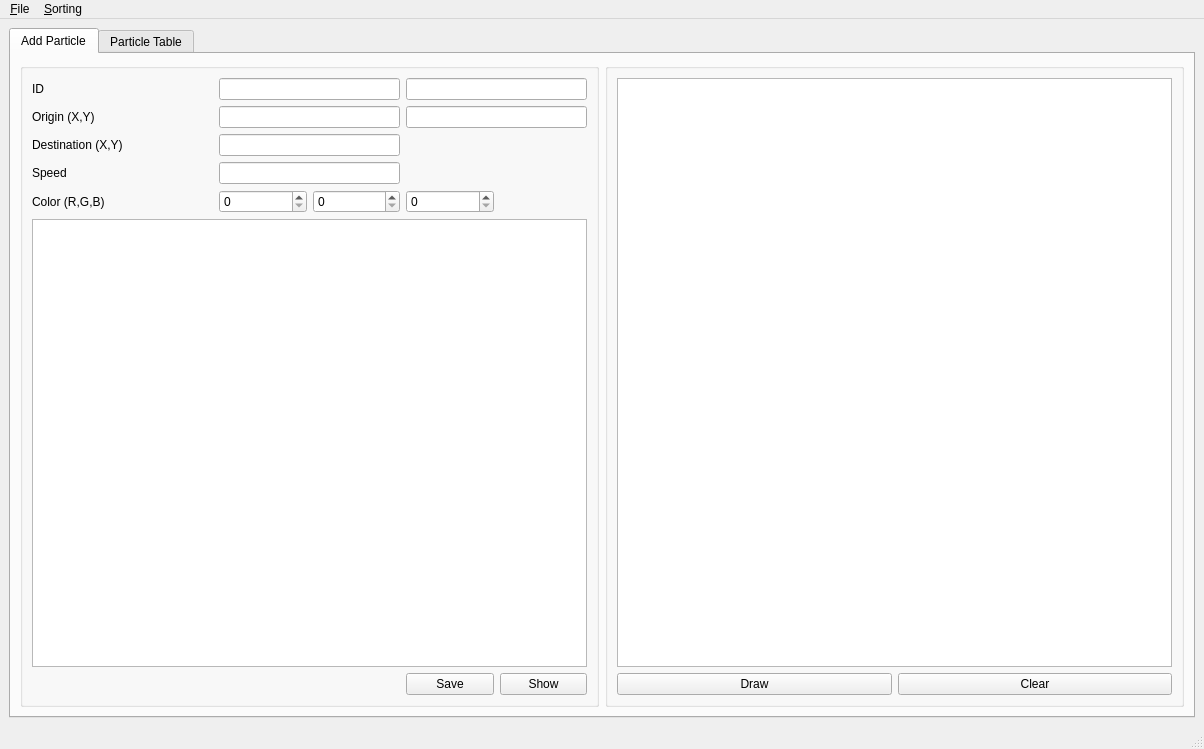
EdPeReg/GraphGUI, file mainwindow.ui: the form before one commit.
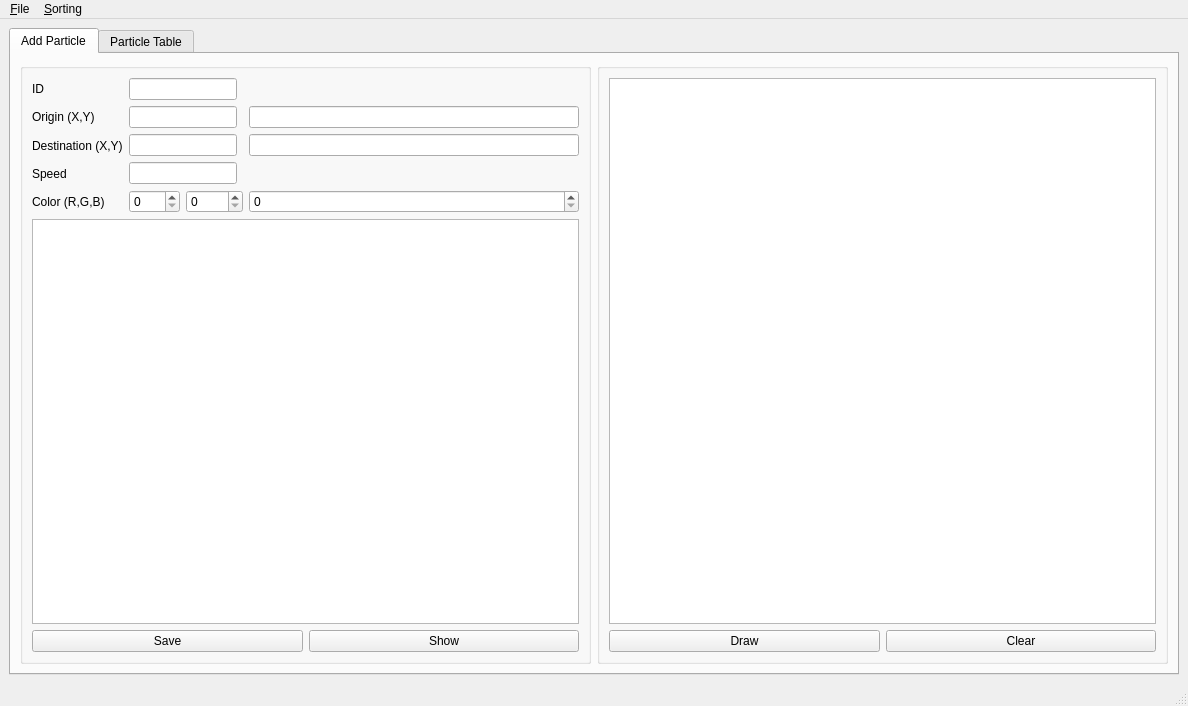
The form after the commit.

Commit message: Able to sort, particle class included

```diff
--- a/mainwindow.ui
+++ b/mainwindow.ui
@@ -6,16 +6,16 @@
    <rect>
     <x>0</x>
     <y>0</y>
-    <width>1204</width>
-    <height>749</height>
+    <width>1188</width>
+    <height>706</height>
    </rect>
   </property>
   <property name="windowTitle">
    <string>MainWindow</string>
   </property>
   <widget class="QWidget" name="centralwidget">
-   <layout class="QHBoxLayout" name="horizontalLayout">
-    <item>
+   <layout class="QGridLayout" name="gridLayout_3">
+    <item row="0" column="0">
      <widget class="QTabWidget" name="tabWidget">
       <property name="currentIndex">
        <number>0</number>
@@ -25,28 +25,53 @@
         <string>Add Particle</string>
        </attribute>
        <layout class="QGridLayout" name="gridLayout">
+        <item row="1" column="1">
+         <widget class="QGroupBox" name="grpBxDrawGraph">
+          <property name="title">
+           <string/>
+          </property>
+          <layout class="QVBoxLayout" name="verticalLayout_3">
+           <item>
+            <widget class="QGraphicsView" name="gphViewGraph"/>
+           </item>
+           <item>
+            <layout class="QHBoxLayout" name="horizontalLayout_7">
+             <item>
+              <widget class="QPushButton" name="btnDraw">
+               <property name="text">
+                <string>Draw</string>
+               </property>
+              </widget>
+             </item>
+             <item>
+              <widget class="QPushButton" name="btnClear">
+               <property name="text">
+                <string>Clear</string>
+               </property>
+              </widget>
+             </item>
+            </layout>
+           </item>
+          </layout>
+         </widget>
+        </item>
         <item row="1" column="0">
          <widget class="QGroupBox" name="grpBxAddParticle">
           <property name="title">
            <string/>
           </property>
-          <layout class="QGridLayout" name="gridLayout_2">
-           <item row="3" column="2" colspan="2">
-            <widget class="QLineEdit" name="lnEdtSpeed"/>
-           </item>
-           <item row="1" column="4" colspan="2">
-            <widget class="QLineEdit" name="lnEdtDestY"/>
-           </item>
-           <item row="4" column="0">
-            <widget class="QLabel" name="lblColorRGB">
+          <layout class="QGridLayout" name="gridLayout_7">
+           <item row="0" column="0">
+            <layout class="QGridLayout" name="gridLayout_6">
+             <item row="0" column="0">
+              <layout class="QGridLayout" name="gridLayout_5">
+               <item row="0" column="0">
+                <widget class="QLabel" name="lblId">
              <property name="text">
-              <string>Color (R,G,B)</string>
+                  <string>ID</string>
              </property>
             </widget>
            </item>
-           <item row="1" column="2" colspan="2">
-            <widget class="QLineEdit" name="lnEdtOrigX"/>
-           </item>
            <item row="1" column="0">
             <widget class="QLabel" name="lblOriginXY">
              <property name="text">
@@ -54,32 +79,7 @@
              </property>
             </widget>
            </item>
-           <item row="6" column="5">
-            <widget class="QPushButton" name="btnShow">
-             <property name="text">
-              <string>Show</string>
-             </property>
-            </widget>
-           </item>
-           <item row="2" column="2" colspan="2">
-            <widget class="QLineEdit" name="lnEdtDestX"/>
-           </item>
-           <item row="0" column="4" colspan="2">
-            <widget class="QLineEdit" name="lnEdtOrigY"/>
-           </item>
-           <item row="0" column="2" colspan="2">
-            <widget class="QLineEdit" name="lnEdtID"/>
-           </item>
-           <item row="4" column="3">
-            <widget class="QSpinBox" name="spBxColorG"/>
-           </item>
-           <item row="4" column="4">
-            <widget class="QSpinBox" name="spBxColorB"/>
-           </item>
-           <item row="4" column="2">
-            <widget class="QSpinBox" name="spBxColorR"/>
-           </item>
-           <item row="2" column="0" colspan="2">
+               <item row="2" column="0">
             <widget class="QLabel" name="lblDestinationXY">
              <property name="text">
               <string>Destination (X,Y)</string>
@@ -93,48 +93,68 @@
              </property>
             </widget>
            </item>
-           <item row="5" column="0" colspan="6">
-            <widget class="QTextEdit" name="txtEdtParticleInfo"/>
-           </item>
-           <item row="0" column="0">
-            <widget class="QLabel" name="lblId">
+               <item row="4" column="0">
+                <widget class="QLabel" name="lblColorRGB">
              <property name="text">
-              <string>ID</string>
+                  <string>Color (R,G,B)</string>
              </property>
             </widget>
            </item>
-           <item row="6" column="4">
+              </layout>
+             </item>
+             <item row="0" column="1">
+              <layout class="QGridLayout" name="gridLayout_4">
+               <item row="0" column="0" colspan="2">
+                <widget class="QLineEdit" name="lnEdtID"/>
+               </item>
+               <item row="1" column="0" colspan="2">
+                <widget class="QLineEdit" name="lnEdtOrigX"/>
+               </item>
+               <item row="2" column="0" colspan="2">
+                <widget class="QLineEdit" name="lnEdtDestX"/>
+               </item>
+               <item row="2" column="3">
+                <widget class="QLineEdit" name="lnEdtDestY"/>
+               </item>
+               <item row="3" column="0" colspan="2">
+                <widget class="QLineEdit" name="lnEdtSpeed"/>
+               </item>
+               <item row="4" column="0">
+                <widget class="QSpinBox" name="spBxColorR"/>
+               </item>
+               <item row="4" column="1" colspan="2">
+                <widget class="QSpinBox" name="spBxColorG"/>
+               </item>
+               <item row="4" column="3">
+                <widget class="QSpinBox" name="spBxColorB"/>
+               </item>
+               <item row="1" column="3">
+                <widget class="QLineEdit" name="lnEdtOrigY"/>
+               </item>
+              </layout>
+             </item>
+            </layout>
+           </item>
+           <item row="1" column="0">
+            <layout class="QGridLayout" name="gridLayout_2">
+             <item row="1" column="0">
             <widget class="QPushButton" name="btnSave">
              <property name="text">
               <string>Save</string>
              </property>
             </widget>
            </item>
-          </layout>
-         </widget>
-        </item>
         <item row="1" column="1">
-         <widget class="QGroupBox" name="grpBxDrawGraph">
-          <property name="title">
-           <string/>
-          </property>
-          <layout class="QGridLayout" name="gridLayout_3">
-           <item row="1" column="1" colspan="2">
-            <widget class="QGraphicsView" name="gphViewGraph"/>
-           </item>
-           <item row="4" column="1">
-            <widget class="QPushButton" name="btnDraw">
+              <widget class="QPushButton" name="btnShow">
              <property name="text">
-              <string>Draw</string>
+                <string>Show</string>
              </property>
             </widget>
            </item>
-           <item row="4" column="2">
-            <widget class="QPushButton" name="btnClear">
-             <property name="text">
-              <string>Clear</string>
-             </property>
-            </widget>
+             <item row="0" column="0" colspan="2">
+              <widget class="QTextEdit" name="txtEdtParticleInfo"/>
+             </item>
+            </layout>
            </item>
           </layout>
          </widget>
@@ -181,7 +201,7 @@
     <rect>
      <x>0</x>
      <y>0</y>
-     <width>1204</width>
+     <width>1188</width>
      <height>22</height>
     </rect>
    </property>
```
Left out of the diff: 8 changed lines with no effect on the pictures. Lines whose indentation alone changed are shown as unchanged. The commit also changes 5 other files.
